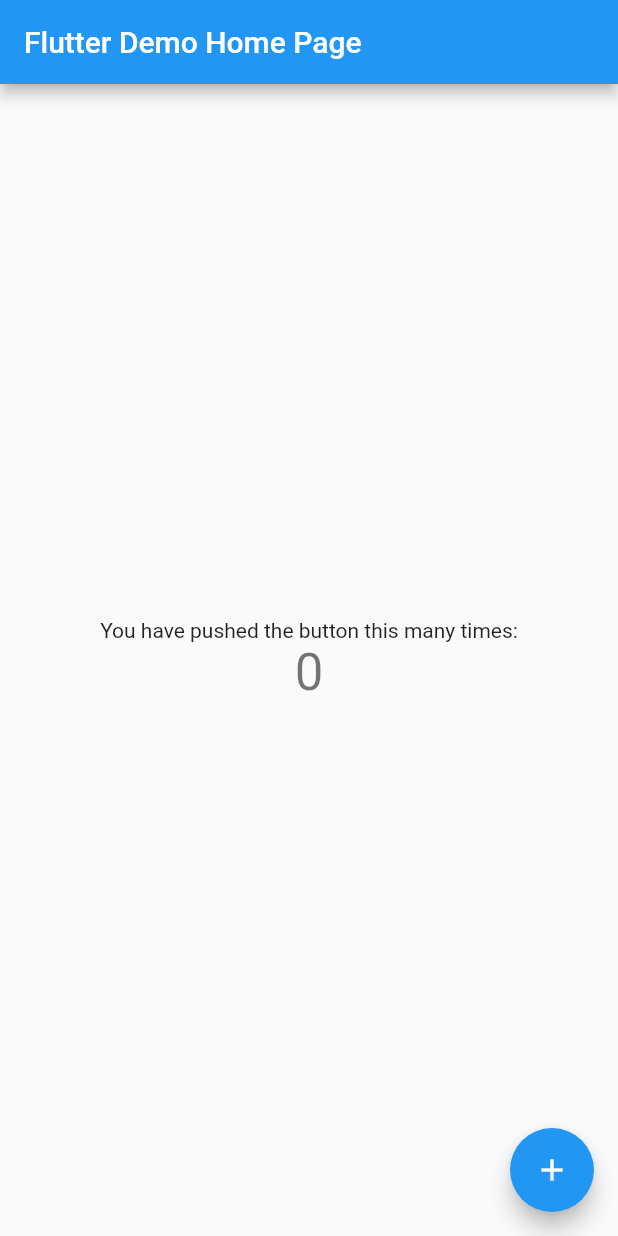
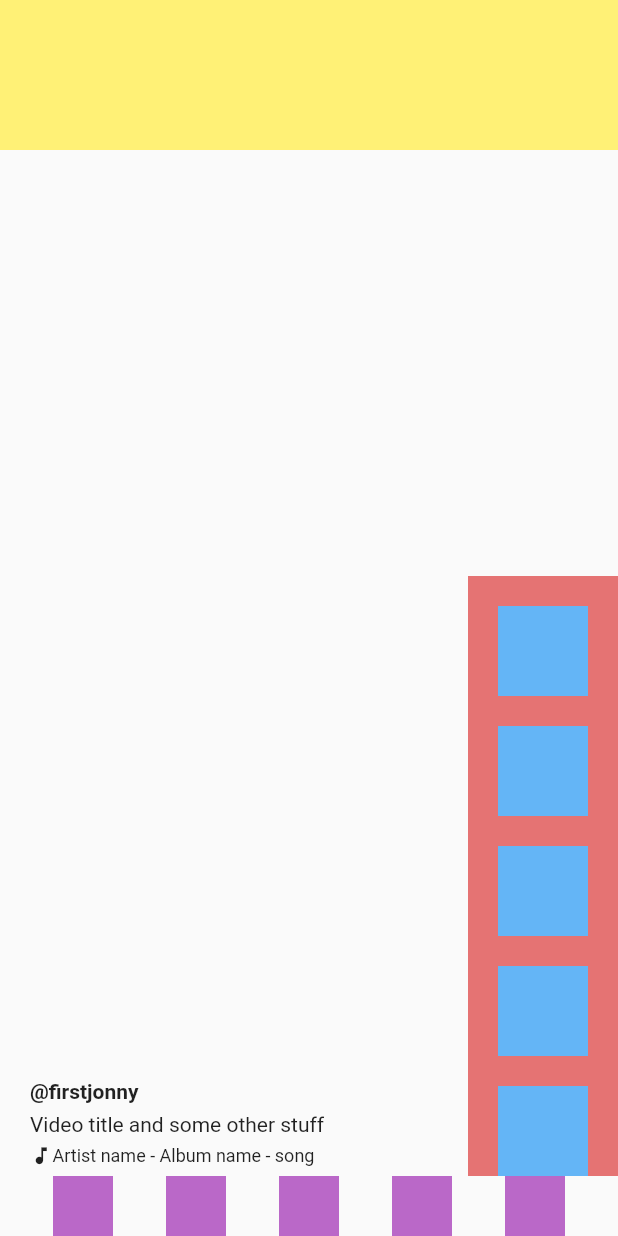
Before and after one commit to MarcioQuimbundo/tik_tok_clone_flutter, a Flutter app: the screen it shows after launch, on a phone screen of 412 x 824 dp. Run offline on Flutter 3.47's test engine with Material 2 defaults, Android fonts, the phone set to English and light mode, and no system bars.

Commit message:
saving changes and orginize stuffs video description added

```diff
--- a/lib/main.dart
+++ b/lib/main.dart
@@ -1,111 +1,4 @@
 import 'package:flutter/material.dart';
+import 'package:tik_tok_clone_flutter/src/ui/home.dart';
 
-void main() => runApp(MyApp());
-
-class MyApp extends StatelessWidget {
-  // This widget is the root of your application.
-  @override
-  Widget build(BuildContext context) {
-    return MaterialApp(
-      title: 'Flutter Demo',
-      theme: ThemeData(
-        // This is the theme of your application.
-        //
-        // Try running your application with "flutter run". You'll see the
-        // application has a blue toolbar. Then, without quitting the app, try
-        // changing the primarySwatch below to Colors.green and then invoke
-        // "hot reload" (press "r" in the console where you ran "flutter run",
-        // or simply save your changes to "hot reload" in a Flutter IDE).
-        // Notice that the counter didn't reset back to zero; the application
-        // is not restarted.
-        primarySwatch: Colors.blue,
-      ),
-      home: MyHomePage(title: 'Flutter Demo Home Page'),
-    );
-  }
-}
-
-class MyHomePage extends StatefulWidget {
-  MyHomePage({Key key, this.title}) : super(key: key);
-
-  // This widget is the home page of your application. It is stateful, meaning
-  // that it has a State object (defined below) that contains fields that affect
-  // how it looks.
-
-  // This class is the configuration for the state. It holds the values (in this
-  // case the title) provided by the parent (in this case the App widget) and
-  // used by the build method of the State. Fields in a Widget subclass are
-  // always marked "final".
-
-  final String title;
-
-  @override
-  _MyHomePageState createState() => _MyHomePageState();
-}
-
-class _MyHomePageState extends State<MyHomePage> {
-  int _counter = 0;
-
-  void _incrementCounter() {
-    setState(() {
-      // This call to setState tells the Flutter framework that something has
-      // changed in this State, which causes it to rerun the build method below
-      // so that the display can reflect the updated values. If we changed
-      // _counter without calling setState(), then the build method would not be
-      // called again, and so nothing would appear to happen.
-      _counter++;
-    });
-  }
-
-  @override
-  Widget build(BuildContext context) {
-    // This method is rerun every time setState is called, for instance as done
-    // by the _incrementCounter method above.
-    //
-    // The Flutter framework has been optimized to make rerunning build methods
-    // fast, so that you can just rebuild anything that needs updating rather
-    // than having to individually change instances of widgets.
-    return Scaffold(
-      appBar: AppBar(
-        // Here we take the value from the MyHomePage object that was created by
-        // the App.build method, and use it to set our appbar title.
-        title: Text(widget.title),
-      ),
-      body: Center(
-        // Center is a layout widget. It takes a single child and positions it
-        // in the middle of the parent.
-        child: Column(
-          // Column is also layout widget. It takes a list of children and
-          // arranges them vertically. By default, it sizes itself to fit its
-          // children horizontally, and tries to be as tall as its parent.
-          //
-          // Invoke "debug painting" (press "p" in the console, choose the
-          // "Toggle Debug Paint" action from the Flutter Inspector in Android
-          // Studio, or the "Toggle Debug Paint" command in Visual Studio Code)
-          // to see the wireframe for each widget.
-          //
-          // Column has various properties to control how it sizes itself and
-          // how it positions its children. Here we use mainAxisAlignment to
-          // center the children vertically; the main axis here is the vertical
-          // axis because Columns are vertical (the cross axis would be
-          // horizontal).
-          mainAxisAlignment: MainAxisAlignment.center,
-          children: <Widget>[
-            Text(
-              'You have pushed the button this many times:',
-            ),
-            Text(
-              '$_counter',
-              style: Theme.of(context).textTheme.display1,
-            ),
-          ],
-        ),
-      ),
-      floatingActionButton: FloatingActionButton(
-        onPressed: _incrementCounter,
-        tooltip: 'Increment',
-        child: Icon(Icons.add),
-      ), // This trailing comma makes auto-formatting nicer for build methods.
-    );
-  }
-}
+void main() => runApp(MaterialApp(home: Home(),));
--- /dev/null
+++ b/lib/src/ui/home.dart
@@ -0,0 +1,26 @@
+import 'package:flutter/material.dart';
+import 'package:tik_tok_clone_flutter/src/ui/widgets/actions_toolbar.dart';
+import 'package:tik_tok_clone_flutter/src/ui/widgets/bottom_toolbar.dart';
+import 'package:tik_tok_clone_flutter/src/ui/widgets/video_description.dart';
+
+class Home extends StatelessWidget {
+  Widget get topSection => Container(
+        height: 100.0,
+        color: Colors.yellow[300],
+      );
+
+  Widget get middleSection => Expanded(
+        child: Row(
+          mainAxisSize: MainAxisSize.max,
+          crossAxisAlignment: CrossAxisAlignment.end,
+          children: <Widget>[VideoDescription(), ActionsToolbar()],
+        ),
+      );
+
+  @override
+  Widget build(BuildContext context) {
+    return Scaffold(
+        body: Column(
+            children: <Widget>[topSection, middleSection, BottomToolBar()]));
+  }
+}
--- /dev/null
+++ b/lib/src/ui/widgets/actions_toolbar.dart
@@ -0,0 +1,22 @@
+import 'package:flutter/material.dart';
+
+class ActionsToolbar extends StatelessWidget {
+  @override
+  Widget build(BuildContext context) {
+    return Container(
+      width: 100.0,
+      color: Colors.red[300],
+      child: Column(
+        mainAxisSize: MainAxisSize.min,
+        children: List<Widget>.generate(
+            5,
+            (_) => Container(
+                  height: 60,
+                  width: 60,
+                  color: Colors.blue[300],
+                  margin: EdgeInsets.only(top: 20.0),
+                )),
+      ),
+    );
+  }
+}
--- /dev/null
+++ b/lib/src/ui/widgets/bottom_toolbar.dart
@@ -0,0 +1,17 @@
+import 'package:flutter/material.dart';
+
+class BottomToolBar extends StatelessWidget {
+  @override
+  Widget build(BuildContext context) {
+    return Row(
+      mainAxisAlignment: MainAxisAlignment.spaceEvenly,
+      children: List<Widget>.generate(
+          5,
+          (index) => Container(
+                width: 40.0,
+                height: 40.0,
+                color: Colors.purple[300],
+              )),
+    );
+  }
+}
--- /dev/null
+++ b/lib/src/ui/widgets/video_description.dart
@@ -0,0 +1,28 @@
+import 'package:flutter/material.dart';
+
+class VideoDescription extends StatelessWidget {
+  @override
+  Widget build(BuildContext context) {
+    return Expanded(
+        child: Container(
+          height: 70.0,
+          padding: EdgeInsets.only(left: 20),
+          child: Column(
+            mainAxisSize: MainAxisSize.min,
+            mainAxisAlignment: MainAxisAlignment.spaceEvenly,
+            crossAxisAlignment: CrossAxisAlignment.start,
+            children: <Widget>[
+              Text('@firstjonny', style: TextStyle(fontWeight: FontWeight.bold),),
+              Text('Video title and some other stuff'),
+              Row(
+                children: <Widget>[
+                  Icon(Icons.music_note, size: 15.0,),
+                  Text('Artist name - Album name - song', style: TextStyle(fontSize: 12.0),)
+                ],
+              )
+            ],
+          ),
+        ),
+      );
+  }
+}
```
